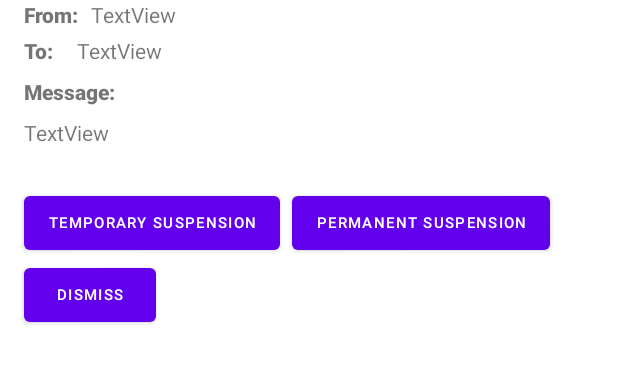
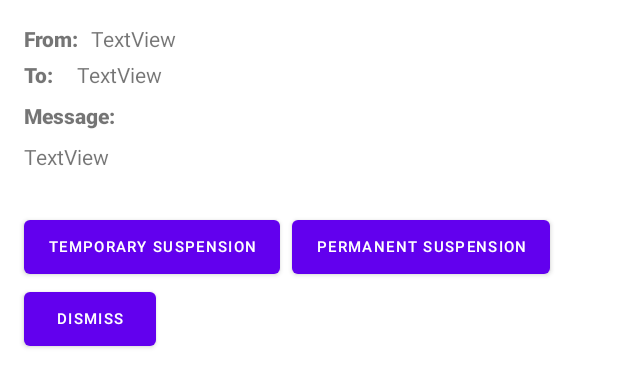
Before and after one commit to uOttawaSEGA2022/project-group-33, an Android app: the layout content_complaint_list_view.xml on its own in the app's theme, with its tools: preview values and no code run, on a phone screen of 412 x 824 dp. Shown: the top 387 px of the screen. Run offline under Robolectric (Android 15) with nearby library versions, the phone set to English and light mode, and no system bars.

Commit message:
render complaints

```diff
--- a/app/src/main/res/layout/content_complaint_list_view.xml
+++ b/app/src/main/res/layout/content_complaint_list_view.xml
@@ -12,6 +12,7 @@
         android:layout_width="wrap_content"
         android:layout_height="20dp"
         android:layout_marginStart="16dp"
+        android:layout_marginTop="16dp"
         android:layout_marginEnd="8dp"
         android:fontFamily="sans-serif-black"
         android:gravity="center"
@@ -36,6 +37,7 @@
         android:layout_width="wrap_content"
         android:layout_height="wrap_content"
         android:layout_marginStart="8dp"
+        android:layout_marginTop="16dp"
         android:text="TextView"
         app:layout_constraintStart_toEndOf="@+id/from"
         app:layout_constraintTop_toTopOf="parent" />
@@ -72,7 +74,7 @@
         app:layout_constraintTop_toBottomOf="@+id/textView7" />
 
     <Button
-        android:id="@+id/button"
+        android:id="@+id/tempSuspension"
         android:layout_width="wrap_content"
         android:layout_height="wrap_content"
         android:layout_marginStart="16dp"
@@ -82,23 +84,23 @@
         app:layout_constraintTop_toBottomOf="@+id/complaintMessage" />
 
     <Button
-        android:id="@+id/button5"
+        android:id="@+id/permSuspension"
         android:layout_width="wrap_content"
         android:layout_height="wrap_content"
         android:layout_marginStart="8dp"
         android:text="Permanent Suspension"
         android:textSize="10sp"
-        app:layout_constraintStart_toEndOf="@+id/button"
+        app:layout_constraintStart_toEndOf="@+id/tempSuspension"
         app:layout_constraintTop_toBottomOf="@+id/complaintMessage" />
 
     <Button
-        android:id="@+id/button6"
+        android:id="@+id/dismiss"
         android:layout_width="wrap_content"
         android:layout_height="wrap_content"
         android:layout_marginStart="16dp"
         android:text="Dismiss"
         android:textSize="10sp"
         app:layout_constraintStart_toStartOf="parent"
-        app:layout_constraintTop_toBottomOf="@+id/button" />
+        app:layout_constraintTop_toBottomOf="@+id/tempSuspension" />
 
 </androidx.constraintlayout.widget.ConstraintLayout>
```
Also changed, not shown: app/src/main/java/com/example/mealerapp/Complaint.java (added, +60 -0 lines), app/src/main/java/com/example/mealerapp/ComplaintListAdapter.java (+25 -8 lines), app/src/main/java/com/example/mealerapp/MainActivity.java (+10 -0 lines), app/src/main/java/com/example/mealerapp/welcome_screen.java (+8 -6 lines).
